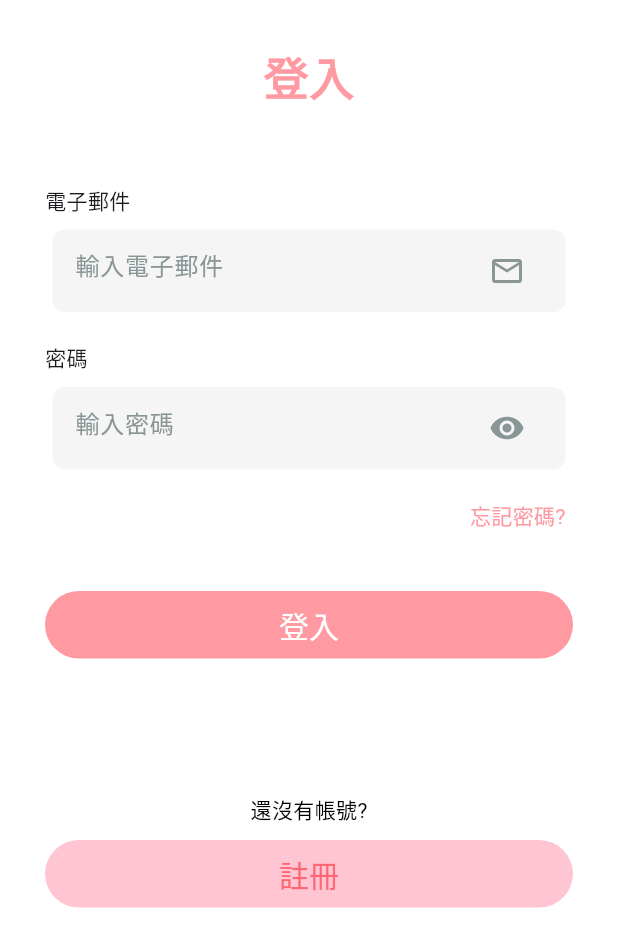
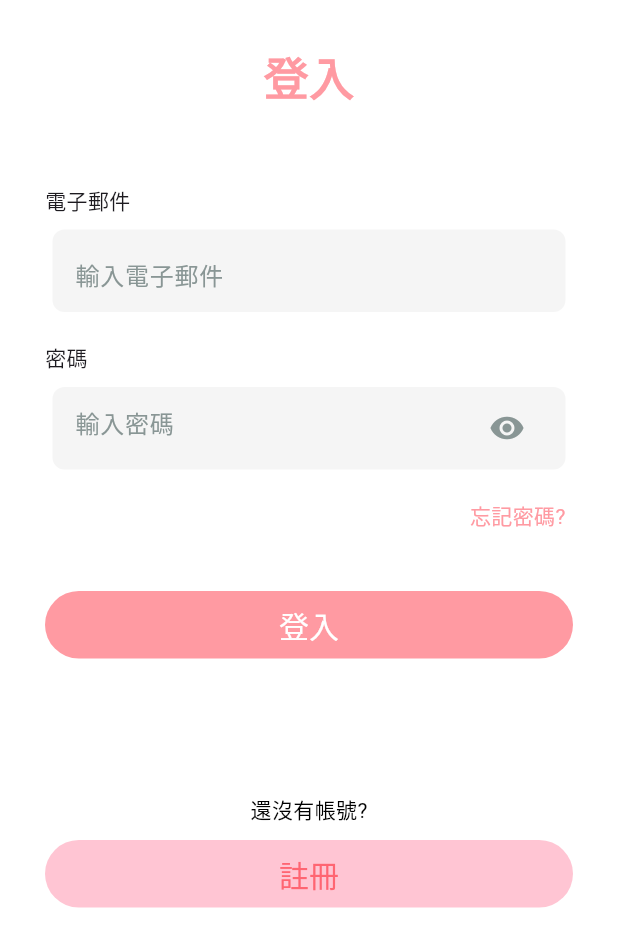
Before and after one commit to leeej0626/shop_test_0701_2, a Flutter app: the screen it shows after launch, on a phone screen of 412 x 824 dp. Shown: the top 947 px of the screen. Run offline on Flutter 3.47's test engine with Material 3 defaults, Android fonts, the light colour scheme and no system bars; our stand-ins replace dotted_line.

Commit message:
更改商品詳細資料頁面-高度超出問題

```diff
--- a/lib/product_detial_page.dart
+++ b/lib/product_detial_page.dart
@@ -39,7 +39,7 @@ class _product_detial_pageState extends State<product_detial_page> {
       body: SingleChildScrollView(
         child: Container(
           width: MediaQuery.of(context).size.width,
-          height: MediaQuery.of(context).size.height,
+          height: MediaQuery.of(context).size.height+10,
           child: Stack(
             children: [
               Align(
--- a/lib/widget/ipt_box.dart
+++ b/lib/widget/ipt_box.dart
@@ -23,10 +23,14 @@ Widget ipt_box(String title, IconData iconData, TextEditingController tec) {
                 border: InputBorder.none,
                 hintText: "輸入$title",
                 hintStyle: TextStyle(color: grey2),
-                suffixIcon: Icon(
+                suffix:  Icon(
                   iconData,
                   color: grey2,
-                )),
+                ),
+                /*suffixIcon: Icon(
+                  iconData,
+                  color: grey2,
+                )*/),
             controller: tec,
           ),
         ),
```
